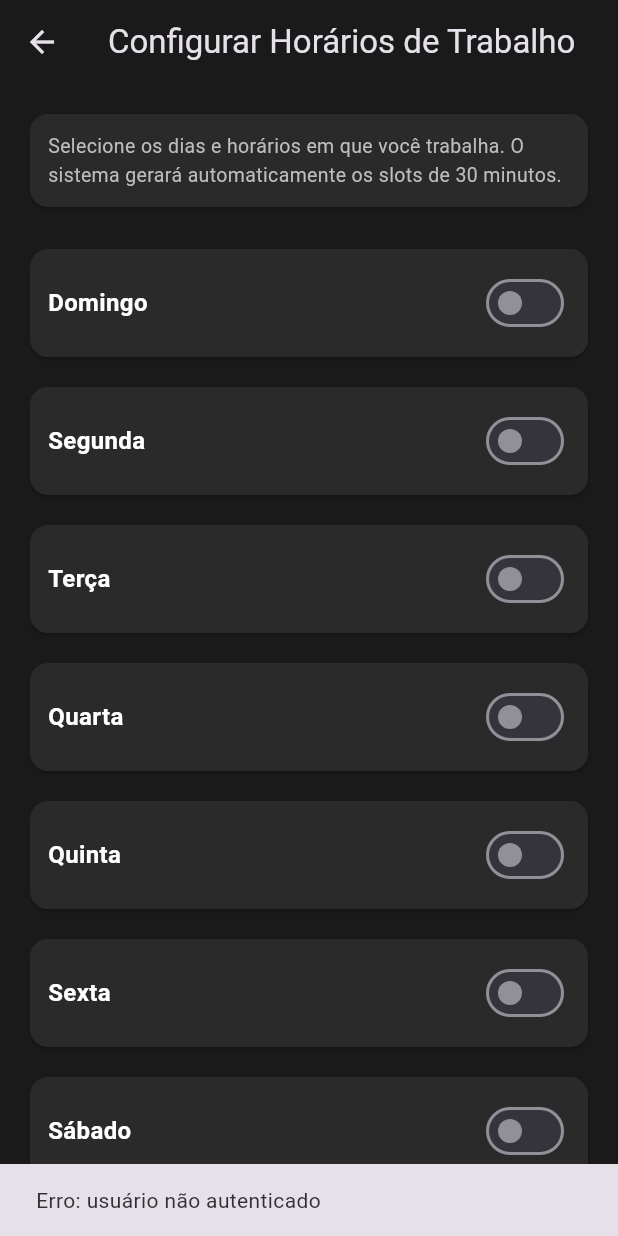
After one commit to FilipeMitre/AgendamentoBarbeariaFlutter, a Flutter app: the ConfigurarHorariosScreen screen opened directly, after a tap on "Salvar Horários", on a phone screen of 412 x 824 dp. The commit adds this screen. Run offline on Flutter 3.47's test engine with Material 3 defaults, Android fonts, the light colour scheme and no system bars; accounts and stored records are empty.

Commit message:
Novos barbeiros agora podem selecionar os dias da semana e horários que vão trabalhar

```diff
--- /dev/null
+++ b/goatbarbershop/lib/models/horario_trabalho_model.dart
@@ -0,0 +1,90 @@
+class HorarioTrabalhoModel {
+  final int id;
+  final int barbeiroId;
+  final String diaSemana; // 'domingo', 'segunda', 'terca', 'quarta', 'quinta', 'sexta', 'sabado'
+  final String horaInicio;
+  final String horaFim;
+  final bool ativo;
+
+  HorarioTrabalhoModel({
+    required this.id,
+    required this.barbeiroId,
+    required this.diaSemana,
+    required this.horaInicio,
+    required this.horaFim,
+    required this.ativo,
+  });
+
+  factory HorarioTrabalhoModel.fromJson(Map<String, dynamic> json) {
+    return HorarioTrabalhoModel(
+      id: json['id'] ?? 0,
+      barbeiroId: json['barbeiro_id'] ?? 0,
+      diaSemana: json['dia_semana'] ?? 'segunda',
+      horaInicio: json['hora_inicio'] ?? '09:00',
+      horaFim: json['hora_fim'] ?? '18:00',
+      ativo: json['ativo'] ?? true,
+    );
+  }
+
+  Map<String, dynamic> toJson() {
+    return {
+      'id': id,
+      'barbeiro_id': barbeiroId,
+      'dia_semana': diaSemana,
+      'hora_inicio': horaInicio,
+      'hora_fim': horaFim,
+      'ativo': ativo,
+    };
+  }
+
+  // Converter nome do dia para índice (0-6)
+  static int diaParaIndice(String dia) {
+    const mapa = {
+      'domingo': 0,
+      'segunda': 1,
+      'terca': 2,
+      'quarta': 3,
+      'quinta': 4,
+      'sexta': 5,
+      'sabado': 6,
+    };
+    return mapa[dia.toLowerCase()] ?? 1;
+  }
+
+  // Converter índice para nome do dia
+  static String indiceparaDia(int indice) {
+    const dias = ['domingo', 'segunda', 'terca', 'quarta', 'quinta', 'sexta', 'sabado'];
+    if (indice >= 0 && indice < dias.length) {
+      return dias[indice];
+    }
+    return 'segunda';
+  }
+
+  // Nomes dos dias da semana (formatado)
+  static String nomeDia(String dia) {
+    const nomes = {
+      'domingo': 'Domingo',
+      'segunda': 'Segunda',
+      'terca': 'Terça',
+      'quarta': 'Quarta',
+      'quinta': 'Quinta',
+      'sexta': 'Sexta',
+      'sabado': 'Sábado',
+    };
+    return nomes[dia.toLowerCase()] ?? 'Desconhecido';
+  }
+
+  // Abreviação do dia da semana
+  static String abreviacao(String dia) {
+    const abrev = {
+      'domingo': 'Dom',
+      'segunda': 'Seg',
+      'terca': 'Ter',
+      'quarta': 'Qua',
+      'quinta': 'Qui',
+      'sexta': 'Sex',
+      'sabado': 'Sab',
+    };
+    return abrev[dia.toLowerCase()] ?? '?';
+  }
+}
--- /dev/null
+++ b/goatbarbershop/lib/screens/barbeiro/configurar_horarios_screen.dart
@@ -0,0 +1,432 @@
+import 'package:flutter/material.dart';
+import 'package:provider/provider.dart';
+import '../../models/horario_trabalho_model.dart';
+import '../../services/api_service.dart';
+import '../../providers/auth_provider.dart';
+
+class ConfigurarHorariosScreen extends StatefulWidget {
+  const ConfigurarHorariosScreen({super.key});
+
+  @override
+  State<ConfigurarHorariosScreen> createState() => _ConfigurarHorariosScreenState();
+}
+
+class _ConfigurarHorariosScreenState extends State<ConfigurarHorariosScreen> {
+  bool _isLoading = true;
+  bool _isSaving = false;
+
+  // Dias da semana em português
+  final List<String> _dias = ['domingo', 'segunda', 'terca', 'quarta', 'quinta', 'sexta', 'sabado'];
+  final List<String> _diasExibicao = ['Domingo', 'Segunda', 'Terça', 'Quarta', 'Quinta', 'Sexta', 'Sábado'];
+
+  // Mapa para armazenar horários de cada dia: dia -> {ativo, hora_inicio, hora_fim}
+  late Map<String, Map<String, dynamic>> _horariosMap;
+
+  // Controladores de texto para cada dia
+  late Map<String, TextEditingController> _horaInicioControllers;
+  late Map<String, TextEditingController> _horaFimControllers;
+
+  @override
+  void initState() {
+    super.initState();
+    _inicializarMapas();
+    _carregarHorarios();
+  }
+
+  void _inicializarMapas() {
+    _horariosMap = {};
+    _horaInicioControllers = {};
+    _horaFimControllers = {};
+
+    for (final dia in _dias) {
+      _horariosMap[dia] = {
+        'ativo': false,
+        'hora_inicio': '09:00',
+        'hora_fim': '18:00',
+      };
+      _horaInicioControllers[dia] = TextEditingController(text: '09:00');
+      _horaFimControllers[dia] = TextEditingController(text: '18:00');
+    }
+  }
+
+  Future<void> _carregarHorarios() async {
+    final authProvider = Provider.of<AuthProvider>(context, listen: false);
+
+    if (authProvider.user?.id == null || authProvider.token == null) {
+      if (mounted) {
+        setState(() {
+          _isLoading = false;
+        });
+      }
+      return;
+    }
+
+    try {
+      final response = await ApiService.getHorariosTrabalho(
+        authProvider.user!.id!,
+        authProvider.token!,
+      );
+
+      if (response['success'] == true && response['horarios'] != null) {
+        final horarios = response['horarios'] as List;
+
+        setState(() {
+          for (final horario in horarios) {
+            final dia = horario['dia_semana'] as String;
+            if (_horariosMap.containsKey(dia)) {
+              _horariosMap[dia] = {
+                'ativo': horario['ativo'] == 1 || horario['ativo'] == true,
+                'hora_inicio': horario['hora_inicio'] ?? '09:00',
+                'hora_fim': horario['hora_fim'] ?? '18:00',
+              };
+              _horaInicioControllers[dia]!.text = horario['hora_inicio'] ?? '09:00';
+              _horaFimControllers[dia]!.text = horario['hora_fim'] ?? '18:00';
+            }
+          }
+        });
+      }
+    } catch (e) {
+      if (mounted) {
+        ScaffoldMessenger.of(context).showSnackBar(
+          SnackBar(content: Text('Erro ao carregar horários: $e')),
+        );
+      }
+    } finally {
+      if (mounted) {
+        setState(() {
+          _isLoading = false;
+        });
+      }
+    }
+  }
+
+  Future<void> _selecionarHora(String dia, bool isInicio) async {
+    final controller = isInicio ? _horaInicioControllers[dia]! : _horaFimControllers[dia]!;
+    final timeString = controller.text;
+    final partes = timeString.split(':');
+    final hora = int.tryParse(partes[0]) ?? 9;
+    final minuto = int.tryParse(partes.length > 1 ? partes[1] : '0') ?? 0;
+
+    final result = await showTimePicker(
+      context: context,
+      initialTime: TimeOfDay(hour: hora, minute: minuto),
+      builder: (context, child) {
+        return Theme(
+          data: Theme.of(context).copyWith(
+            timePickerTheme: TimePickerThemeData(
+              backgroundColor: const Color(0xFF1A1A1A),
+              hourMinuteShape: RoundedRectangleBorder(
+                borderRadius: BorderRadius.circular(8),
+              ),
+              dayPeriodBorderSide: const BorderSide(color: Color(0xFFFFB84D)),
+            ),
+          ),
+          child: child!,
+        );
+      },
+    );
+
+    if (result != null) {
+      setState(() {
+        final novaHora = '${result.hour.toString().padLeft(2, '0')}:${result.minute.toString().padLeft(2, '0')}';
+        controller.text = novaHora;
+        if (isInicio) {
+          _horariosMap[dia]!['hora_inicio'] = novaHora;
+        } else {
+          _horariosMap[dia]!['hora_fim'] = novaHora;
+        }
+      });
+    }
+  }
+
+  bool _validarHorarios() {
+    for (final dia in _dias) {
+      if (_horariosMap[dia]!['ativo'] == true) {
+        final horaInicio = _horaInicioControllers[dia]!.text;
+        final horaFim = _horaFimControllers[dia]!.text;
+
+        if (horaInicio.isEmpty || horaFim.isEmpty) {
+          ScaffoldMessenger.of(context).showSnackBar(
+            SnackBar(content: Text('${HorarioTrabalhoModel.nomeDia(dia)}: preencha os horários')),
+          );
+          return false;
+        }
+
+        // Comparar horas
+        final partes1 = horaInicio.split(':');
+        final partes2 = horaFim.split(':');
+        final minutos1 = int.parse(partes1[0]) * 60 + int.parse(partes1[1]);
+        final minutos2 = int.parse(partes2[0]) * 60 + int.parse(partes2[1]);
+
+        if (minutos2 <= minutos1) {
+          ScaffoldMessenger.of(context).showSnackBar(
+            SnackBar(content: Text('${HorarioTrabalhoModel.nomeDia(dia)}: horário final deve ser após o inicial')),
+          );
+          return false;
+        }
+      }
+    }
+    return true;
+  }
+
+  Future<void> _salvarHorarios() async {
+    if (!_validarHorarios()) {
+      return;
+    }
+
+    final authProvider = Provider.of<AuthProvider>(context, listen: false);
+
+    if (authProvider.user?.id == null || authProvider.token == null) {
+      if (mounted) {
+        ScaffoldMessenger.of(context).showSnackBar(
+          const SnackBar(content: Text('Erro: usuário não autenticado')),
+        );
+      }
+      return;
+    }
+
+    setState(() {
+      _isSaving = true;
+    });
+
+    try {
+      // Preparar dados para envio
+      final horariosParaEnviar = <Map<String, dynamic>>[];
+      for (final dia in _dias) {
+        horariosParaEnviar.add({
+          'dia_semana': dia,
+          'hora_inicio': _horaInicioControllers[dia]!.text,
+          'hora_fim': _horaFimControllers[dia]!.text,
+          'ativo': _horariosMap[dia]!['ativo'] ?? false,
+        });
+      }
+
+      final response = await ApiService.atualizarHorariosTrabalho(
+        authProvider.user!.id!,
+        horariosParaEnviar,
+        authProvider.token!,
+      );
+
+      if (response['success'] == true) {
+        if (mounted) {
+          ScaffoldMessenger.of(context).showSnackBar(
+            const SnackBar(
+              content: Text('Horários salvos com sucesso!'),
+              backgroundColor: Colors.green,
+            ),
+          );
+          Navigator.pop(context);
+        }
+      } else {
+        throw Exception(response['message'] ?? 'Erro ao salvar horários');
+      }
+    } catch (e) {
+      if (mounted) {
+        ScaffoldMessenger.of(context).showSnackBar(
+          SnackBar(
+            content: Text('Erro: $e'),
+            backgroundColor: Colors.red,
+          ),
+        );
+      }
+    } finally {
+      if (mounted) {
+        setState(() {
+          _isSaving = false;
+        });
+      }
+    }
+  }
+
+  @override
+  void dispose() {
+    for (final controller in _horaInicioControllers.values) {
+      controller.dispose();
+    }
+    for (final controller in _horaFimControllers.values) {
+      controller.dispose();
+    }
+    super.dispose();
+  }
+
+  @override
+  Widget build(BuildContext context) {
+    return Scaffold(
+      appBar: AppBar(
+        title: const Text('Configurar Horários de Trabalho'),
+        backgroundColor: const Color(0xFF1A1A1A),
+        elevation: 0,
+      ),
+      backgroundColor: const Color(0xFF1A1A1A),
+      body: _isLoading
+          ? const Center(child: CircularProgressIndicator(color: Color(0xFFFFB84D)))
+          : SingleChildScrollView(
+              padding: const EdgeInsets.all(16),
+              child: Column(
+                children: [
+                  // Card informativo
+                  Card(
+                    color: const Color(0xFF2A2A2A),
+                    child: Padding(
+                      padding: const EdgeInsets.all(12),
+                      child: Text(
+                        'Selecione os dias e horários em que você trabalha. O sistema gerará automaticamente os slots de 30 minutos.',
+                        style: TextStyle(
+                          color: Colors.grey[400],
+                          fontSize: 13,
+                        ),
+                      ),
+                    ),
+                  ),
+                  const SizedBox(height: 20),
+
+                  // Lista de dias
+                  ..._dias.asMap().entries.map((entry) {
+                    final indice = entry.key;
+                    final dia = entry.value;
+                    final diaExibicao = _diasExibicao[indice];
+
+                    return Column(
+                      children: [
+                        Card(
+                          color: const Color(0xFF2A2A2A),
+                          child: Padding(
+                            padding: const EdgeInsets.all(12),
+                            child: Column(
+                              children: [
+                                // Cabeçalho com toggle
+                                Row(
+                                  children: [
+                                    Expanded(
+                                      child: Text(
+                                        diaExibicao,
+                                        style: const TextStyle(
+                                          color: Colors.white,
+                                          fontSize: 16,
+                                          fontWeight: FontWeight.bold,
+                                        ),
+                                      ),
+                                    ),
+                                    Switch(
+                                      value: _horariosMap[dia]!['ativo'] ?? false,
+                                      activeColor: const Color(0xFFFFB84D),
+                                      onChanged: (value) {
+                                        setState(() {
+                                          _horariosMap[dia]!['ativo'] = value;
+                                        });
+                                      },
+                                    ),
+                                  ],
+                                ),
+
+                                // Horários
+                                if (_horariosMap[dia]!['ativo'] == true) ...[
+                                  const SizedBox(height: 12),
+                                  Row(
+                                    children: [
+                                      // Hora de início
+                                      Expanded(
+                                        child: Column(
+                                          crossAxisAlignment: CrossAxisAlignment.start,
+                                          children: [
+                                            Text(
+                                              'Início',
+                                              style: TextStyle(
+                                                color: Colors.grey[400],
+                                                fontSize: 12,
+                                              ),
+                                            ),
+                                            const SizedBox(height: 4),
+                                            GestureDetector(
+                                              onTap: () => _selecionarHora(dia, true),
+                                              child: Container(
+                                                padding: const EdgeInsets.symmetric(horizontal: 12, vertical: 8),
+                                                decoration: BoxDecoration(
+                                                  border: Border.all(color: const Color(0xFFFFB84D)),
+                                                  borderRadius: BorderRadius.circular(8),
+                                                ),
+                                                child: Text(
+                                                  _horaInicioControllers[dia]!.text,
+                                                  style: const TextStyle(
+                                                    color: Color(0xFFFFB84D),
+                                                    fontSize: 14,
+                                                    fontWeight: FontWeight.bold,
+                                                  ),
+                                                ),
+                                              ),
+                                            ),
+                                          ],
+                                        ),
+                                      ),
+                                      const SizedBox(width: 12),
+                                      // Hora de fim
+                                      Expanded(
+                                        child: Column(
+                                          crossAxisAlignment: CrossAxisAlignment.start,
+                                          children: [
+                                            Text(
+                                              'Fim',
+                                              style: TextStyle(
+                                                color: Colors.grey[400],
+                                                fontSize: 12,
+                                              ),
+                                            ),
+                                            const SizedBox(height: 4),
+                                            GestureDetector(
+                                              onTap: () => _selecionarHora(dia, false),
+                                              child: Container(
+                                                padding: const EdgeInsets.symmetric(horizontal: 12, vertical: 8),
+                                                decoration: BoxDecoration(
+                                                  border: Border.all(color: const Color(0xFFFFB84D)),
+                                                  borderRadius: BorderRadius.circular(8),
+                                                ),
+                                                child: Text(
+                                                  _horaFimControllers[dia]!.text,
+                                                  style: const TextStyle(
+                                                    color: Color(0xFFFFB84D),
+                                                    fontSize: 14,
+                                                    fontWeight: FontWeight.bold,
+                                                  ),
+                                                ),
+                                              ),
+                                            ),
+                                          ],
+                                        ),
+                                      ),
+                                    ],
+                                  ),
+                                ],
+                              ],
+                            ),
+                          ),
+                        ),
+                        const SizedBox(height: 12),
+                      ],
+                    );
+                  }),
+
+                  // Botão de salvar
+                  SizedBox(
+                    width: double.infinity,
+                    height: 56,
+                    child: ElevatedButton(
+                      onPressed: _isSaving ? null : _salvarHorarios,
+                      child: _isSaving
+                          ? const SizedBox(
+                              width: 20,
+                              height: 20,
+                              child: CircularProgressIndicator(
+                                valueColor: AlwaysStoppedAnimation<Color>(Color(0xFFFFB84D)),
+                                strokeWidth: 2,
+                              ),
+                            )
+                          : const Text('Salvar Horários'),
+                    ),
+                  ),
+                  const SizedBox(height: 20),
+                ],
+              ),
+            ),
+    );
+  }
+}
--- a/goatbarbershop/lib/services/api_service.dart
+++ b/goatbarbershop/lib/services/api_service.dart
@@ -601,6 +601,89 @@ class ApiService {
     }
   }
 
+  // Obter horários de trabalho do barbeiro
+  static Future<Map<String, dynamic>> getHorariosTrabalho(
+    int barbeiroId,
+    String token,
+  ) async {
+    try {
+      final response = await http.get(
+        Uri.parse('$baseUrl/barbeiro/$barbeiroId/horarios'),
+        headers: {
+          'Content-Type': 'application/json',
+          'Authorization': 'Bearer $token',
+        },
+      );
+
+      return jsonDecode(response.body);
+    } catch (e) {
+      return {
+        'success': false,
+        'message': 'Erro de conexão com o servidor',
+      };
+    }
+  }
+
+  // Atualizar horários de trabalho do barbeiro
+  static Future<Map<String, dynamic>> atualizarHorariosTrabalho(
+    int barbeiroId,
+    List<Map<String, dynamic>> horarios,
+    String token,
+  ) async {
+    try {
+      final response = await http.put(
+        Uri.parse('$baseUrl/barbeiro/$barbeiroId/horarios'),
+        headers: {
+          'Content-Type': 'application/json',
+          'Authorization': 'Bearer $token',
+        },
+        body: jsonEncode({
+          'horarios': horarios,
+        }),
+      );
+
+      return jsonDecode(response.body);
+    } catch (e) {
+      return {
+        'success': false,
+        'message': 'Erro de conexão com o servidor',
+      };
+    }
+  }
+
+  // Atualizar horário de um dia específico
+  static Future<Map<String, dynamic>> atualizarHorarioDia(
+    int barbeiroId,
+    String diaSemana,
+    String horaInicio,
+    String horaFim,
+    bool ativo,
+    String token,
+  ) async {
+    try {
+      final response = await http.put(
+        Uri.parse('$baseUrl/barbeiro/$barbeiroId/horarios'),
+        headers: {
+          'Content-Type': 'application/json',
+          'Authorization': 'Bearer $token',
+        },
+        body: jsonEncode({
+          'dia_semana': diaSemana,
+          'hora_inicio': horaInicio,
+          'hora_fim': horaFim,
+          'ativo': ativo,
+        }),
+      );
+
+      return jsonDecode(response.body);
+    } catch (e) {
+      return {
+        'success': false,
+        'message': 'Erro de conexão com o servidor',
+      };
+    }
+  }
+
   static Future<Map<String, dynamic>> adicionarServico(
     String nome,
     String descricao,
```
Also changed, not shown: goatbarbershop/lib/screens/barbeiro/dashboard_screen.dart (+25 -1 lines), 3 other files.
